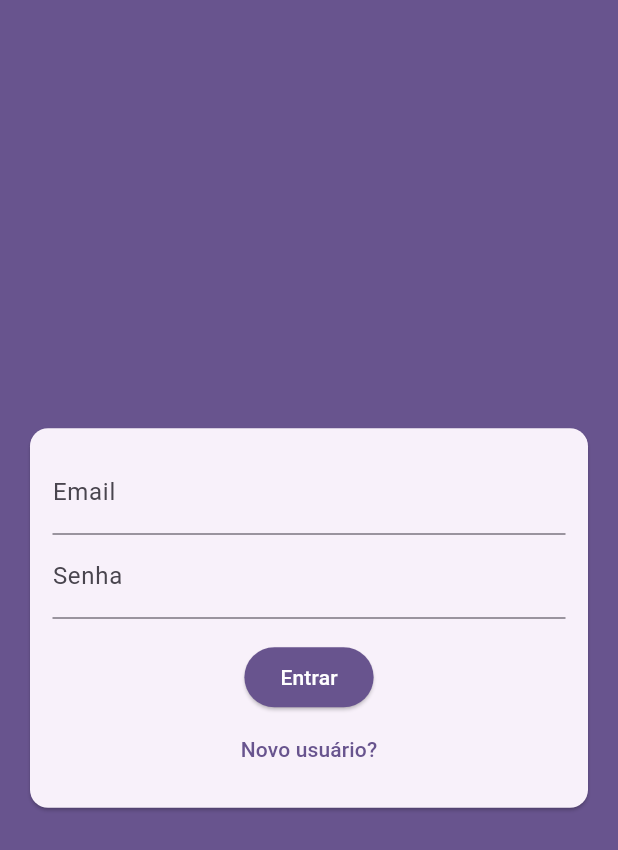
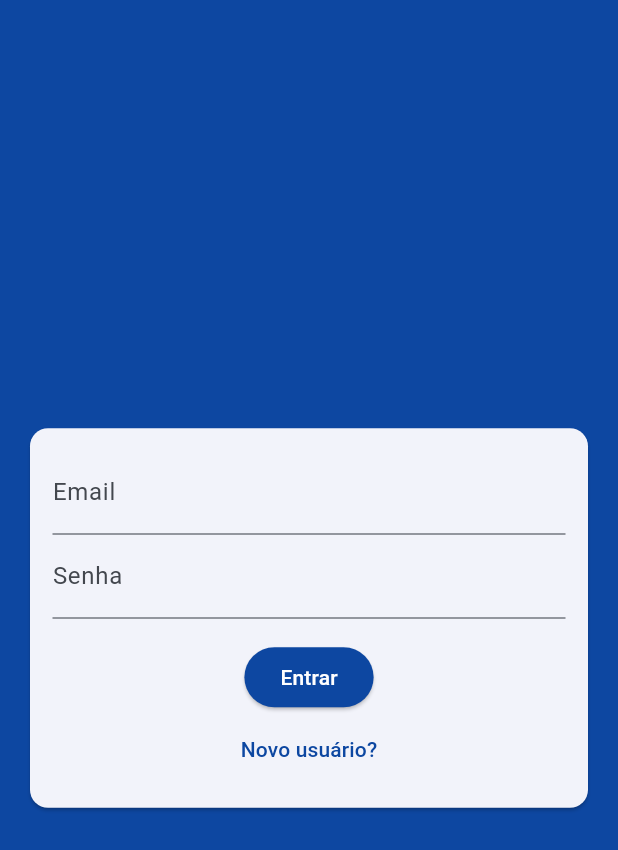
Before and after one commit to Jooaomarcelo/to-do-list-app, a Flutter app: the screen it shows after launch, on a phone screen of 412 x 824 dp. Shown: the top 850 px of the screen. Run offline on Flutter 3.47's test engine with Material 3 defaults, Android fonts, the phone set to English and light mode, and no system bars; our stand-ins replace cloud_firestore, firebase_auth, firebase_core, firebase_storage, image_cropper, image_picker; accounts and stored records are empty; generated files the repository leaves out were written again.

Commit message:
edited styles

```diff
--- a/lib/main.dart
+++ b/lib/main.dart
@@ -21,7 +21,17 @@ class MyApp extends StatelessWidget {
     return MaterialApp(
       title: 'To Do List',
       theme: ThemeData(
-        colorScheme: ColorScheme.fromSeed(seedColor: Colors.deepPurple),
+        colorScheme: ColorScheme.fromSeed(
+          seedColor: Colors.blue,
+          primary: Colors.blue[900],
+        ),
+        appBarTheme: AppBarTheme(
+          backgroundColor: Colors.blue[900],
+          foregroundColor: Colors.white,
+          titleTextStyle: const TextStyle(
+            fontSize: 24,
+          ),
+        ),
         useMaterial3: true,
       ),
       home: const AuthOrAppPage(),
```
